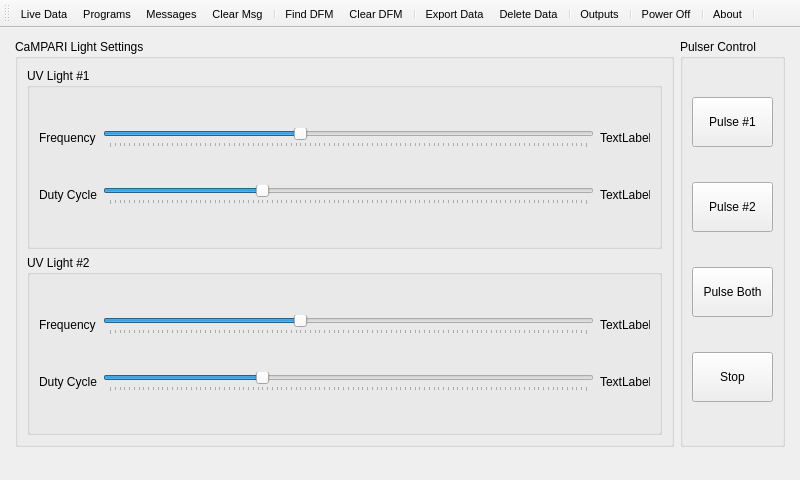
Qt form Mainwindow.ui (spletcher1/PyMCU) before a commit.
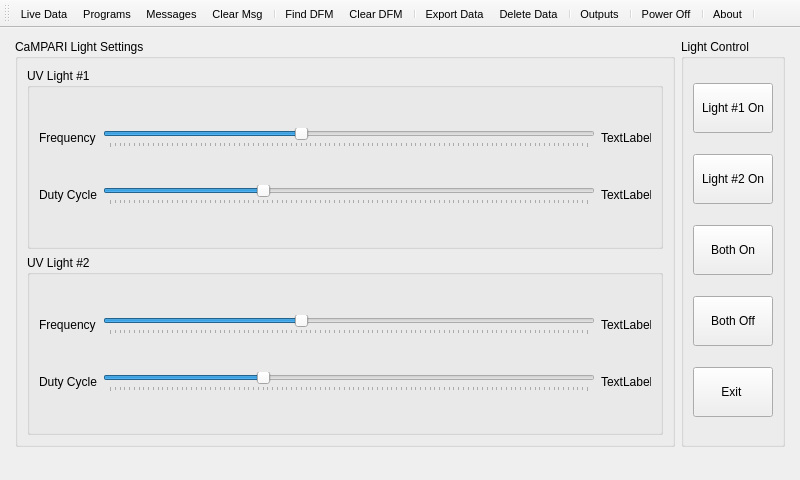
The same form after that commit. The open tabs and pages were chosen to show the change. Icons and pictures are not drawn.

Commit message: Added exit button

```diff
--- a/Mainwindow.ui
+++ b/Mainwindow.ui
@@ -1956,7 +1956,7 @@
            </size>
           </property>
           <property name="title">
-           <string>Pulser Control</string>
+           <string>Light Control</string>
           </property>
           <layout class="QVBoxLayout" name="verticalLayout_13">
            <item>
@@ -1968,7 +1968,7 @@
               </size>
              </property>
              <property name="text">
-              <string>Pulse #1</string>
+              <string>Light #1 On</string>
              </property>
             </widget>
            </item>
@@ -1981,7 +1981,7 @@
               </size>
              </property>
              <property name="text">
-              <string>Pulse #2</string>
+              <string>Light #2 On</string>
              </property>
             </widget>
            </item>
@@ -1994,7 +1994,7 @@
               </size>
              </property>
              <property name="text">
-              <string>Pulse Both</string>
+              <string>Both On</string>
              </property>
             </widget>
            </item>
@@ -2007,7 +2007,20 @@
               </size>
              </property>
              <property name="text">
-              <string>Stop</string>
+              <string>Both Off</string>
+             </property>
+            </widget>
+           </item>
+           <item>
+            <widget class="QPushButton" name="pushButton">
+             <property name="minimumSize">
+              <size>
+               <width>0</width>
+               <height>50</height>
+              </size>
+             </property>
+             <property name="text">
+              <string>Exit </string>
              </property>
             </widget>
            </item>
```
Left out of the diff: 2 changed lines with no effect on the pictures.
